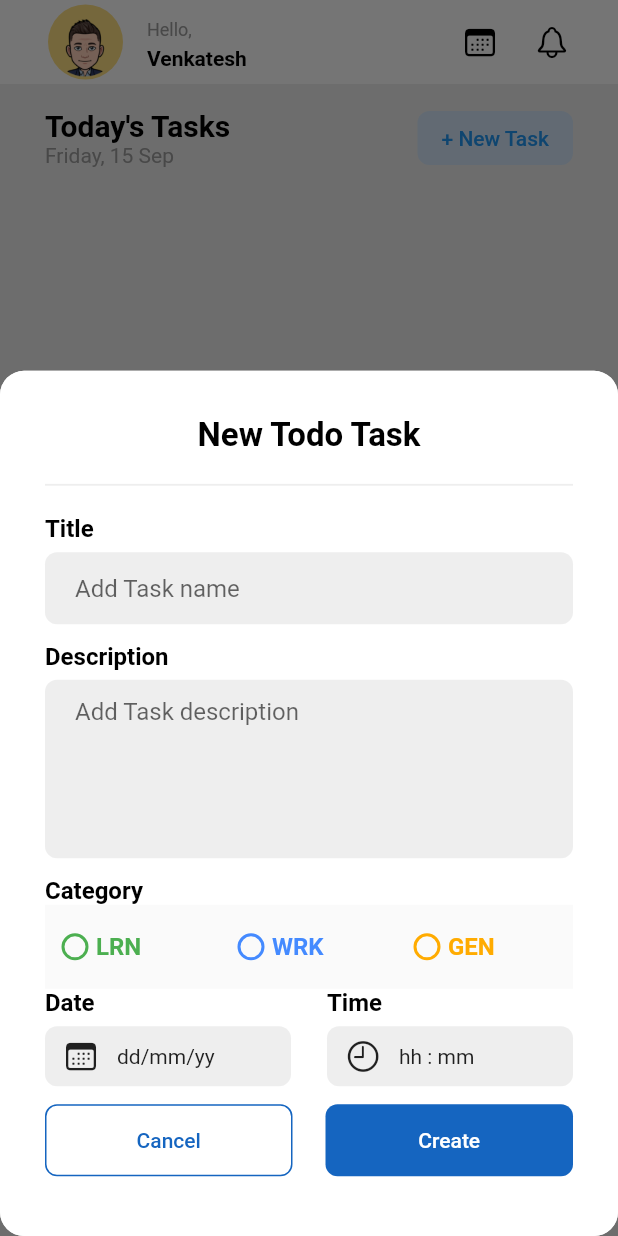
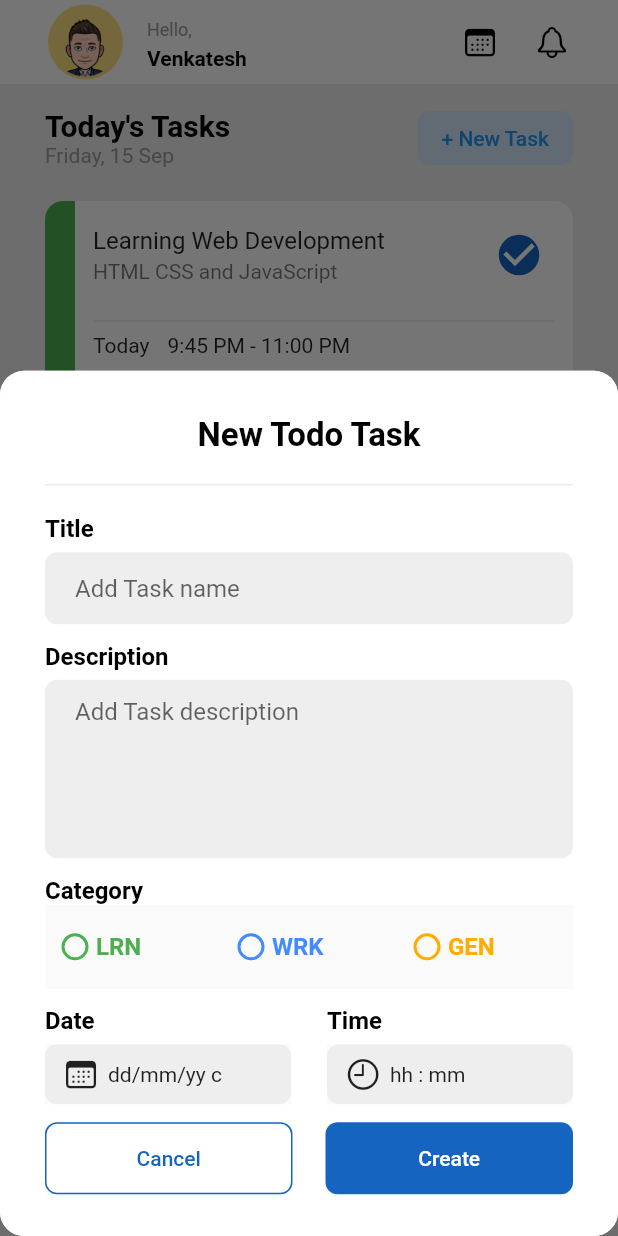
Before and after one commit to venkylm10/todo_riverpod, a Flutter app: the screen it shows after launch, after a tap on "+ New Task", on a phone screen of 412 x 824 dp. Run offline on Flutter 3.47's test engine with Material 2 defaults, Android fonts, the phone set to English and light mode, and no system bars; our stand-ins replace flutter_riverpod, gap.

Commit message:
added date and time providers

```diff
--- a/lib/pages/home_page.dart
+++ b/lib/pages/home_page.dart
@@ -108,6 +108,62 @@ class HomePage extends StatelessWidget {
                     child: const Text("+ New Task"),
                   )
                 ],
+              ),
+              Gap(18),
+              Container(
+                height: 130,
+                width: double.infinity,
+                decoration: BoxDecoration(
+                  color: Colors.white,
+                  borderRadius: BorderRadius.circular(12),
+                ),
+                child: Row(
+                  children: [
+                    Container(
+                      width: 20,
+                      decoration: BoxDecoration(
+                        color: Colors.green,
+                        borderRadius:
+                            BorderRadius.horizontal(left: Radius.circular(12)),
+                      ),
+                    ),
+                    Expanded(
+                      child: Padding(
+                        padding: const EdgeInsets.symmetric(horizontal: 12),
+                        child: Column(
+                          crossAxisAlignment: CrossAxisAlignment.start,
+                          children: [
+                            ListTile(
+                              contentPadding: EdgeInsets.zero,
+                              title: Text("Learning Web Development"),
+                              subtitle: Text("HTML CSS and JavaScript"),
+                              trailing: Transform.scale(
+                                scale: 1.5,
+                                child: Checkbox(
+                                  activeColor: Colors.blue.shade800,
+                                  value: true,
+                                  shape: CircleBorder(),
+                                  onChanged: (value) {},
+                                ),
+                              ),
+                            ),
+                            Divider(
+                              thickness: 1.5,
+                              color: Colors.grey.shade200,
+                            ),
+                            Row(
+                              children: [
+                                Text("Today"),
+                                Gap(12),
+                                Text("9:45 PM - 11:00 PM"),
+                              ],
+                            )
+                          ],
+                        ),
+                      ),
+                    ),
+                  ],
+                ),
               )
             ],
           ),
--- a/lib/pages/new_task.dart
+++ b/lib/pages/new_task.dart
@@ -2,10 +2,11 @@ import 'package:flutter/cupertino.dart';
 import 'package:flutter/material.dart';
 import 'package:flutter_riverpod/flutter_riverpod.dart';
 import 'package:gap/gap.dart';
+import 'package:intl/intl.dart';
 import 'package:todo_riverpod/constants/app_style.dart';
+import 'package:todo_riverpod/provider/date_time_provider.dart';
 import 'package:todo_riverpod/provider/radio_provider.dart';
 import 'package:todo_riverpod/widgets/radio_widget.dart';
-
 import '../widgets/date_time_widget.dart';
 import '../widgets/text_field_widget.dart';
 
@@ -16,8 +17,9 @@ class AddNewTaskModal extends ConsumerWidget {
 
   @override
   Widget build(BuildContext context, WidgetRef ref) {
+    final dateProv = ref.watch(dateProvider);
+    final timeProv = ref.watch(timeProvider);
     Size size = MediaQuery.of(context).size;
-    final radioCategory = ref.watch(radioProvider);
     return Container(
       padding: const EdgeInsets.all(30),
       height: size.height * 0.70,
@@ -76,34 +78,63 @@ class AddNewTaskModal extends ConsumerWidget {
                 child: RadioWidget(
                   title: "LRN",
                   categoryColor: Colors.green,
+                  valueInput: 1,
                 ),
               ),
               const Expanded(
                 child: RadioWidget(
                   title: "WRK",
                   categoryColor: Colors.blueAccent,
+                  valueInput: 2,
                 ),
               ),
               Expanded(
                 child: RadioWidget(
                   title: "GEN",
                   categoryColor: Colors.amberAccent.shade700,
+                  valueInput: 3,
                 ),
               ),
             ],
           ),
-          const Row(
+          Gap(12),
+          Row(
             children: [
               DateTimeWidget(
                 title: "Date",
                 icon: Icon(CupertinoIcons.calendar),
-                valueText: "dd/mm/yy",
+                valueText: dateProv,
+                onTap: () async {
+                  final getDate = await showDatePicker(
+                    context: context,
+                    initialDate: DateTime.now(),
+                    firstDate: DateTime.now(),
+                    lastDate: DateTime(DateTime.now().year + 1),
+                  );
+                  if (getDate != null) {
+                    final format = DateFormat.yMd();
+                    ref
+                        .read(dateProvider.notifier)
+                        .update((state) => format.format(getDate));
+                  }
+                },
               ),
               Gap(24),
               DateTimeWidget(
                 title: "Time",
                 icon: Icon(CupertinoIcons.time),
-                valueText: "hh : mm",
+                valueText: timeProv,
+                onTap: () async {
+                  final getTime = await showTimePicker(
+                    context: context,
+                    initialTime: TimeOfDay.now(),
+                  );
+                  if (getTime != null) {
+                    ref.read(timeProvider.notifier).update(
+                          (state) => getTime.format(context),
+                        );
+                  }
+                },
               ),
             ],
           ),
@@ -124,7 +155,7 @@ class AddNewTaskModal extends ConsumerWidget {
                     ),
                     padding: const EdgeInsets.symmetric(vertical: 16),
                   ),
-                  onPressed: () {},
+                  onPressed: () => Navigator.pop(context),
                   child: const Text("Cancel"),
                 ),
               ),
--- /dev/null
+++ b/lib/provider/date_time_provider.dart
@@ -0,0 +1,5 @@
+import 'package:flutter_riverpod/flutter_riverpod.dart';
+
+final dateProvider = StateProvider((ref) => 'dd/mm/yy c');
+
+final timeProvider = StateProvider((ref) => 'hh : mm');
--- a/lib/provider/radio_provider.dart
+++ b/lib/provider/radio_provider.dart
@@ -1,3 +1,12 @@
 import 'package:flutter_riverpod/flutter_riverpod.dart';
 
-final radioProvider = StateProvider<int>((ref) => 0);
+final radioProvider =
+    StateNotifierProvider<RadioCategory, int>((ref) => RadioCategory());
+
+class RadioCategory extends StateNotifier<int> {
+  RadioCategory() : super(0);
+
+  void update(int value) {
+    state = value;
+  }
+}
--- a/lib/widgets/date_time_widget.dart
+++ b/lib/widgets/date_time_widget.dart
@@ -7,11 +7,13 @@ class DateTimeWidget extends StatelessWidget {
   final String title;
   final Widget icon;
   final String valueText;
+  final VoidCallback onTap;
   const DateTimeWidget({
     super.key,
     required this.title,
     required this.valueText,
     required this.icon,
+    required this.onTap,
   });
 
   @override
@@ -25,21 +27,33 @@ class DateTimeWidget extends StatelessWidget {
             style: AppStyles.heading1,
           ),
           const Gap(6),
-          Container(
+          Material(
+            child: Ink(
+              decoration: BoxDecoration(
+                color: Colors.grey.shade200,
+                borderRadius: BorderRadius.circular(8),
+              ),
+              child: InkWell(
+                borderRadius: BorderRadius.circular(8),
+                onTap: () => onTap(),
+                child: Container(
                   padding: const EdgeInsets.symmetric(
                     horizontal: 12,
                     vertical: 8,
                   ),
                   decoration: BoxDecoration(
-              color: Colors.grey.shade200,
+                    color: Colors.transparent,
                     borderRadius: BorderRadius.circular(8),
                   ),
                   child: Row(
                     children: [
                       icon,
-                const Gap(12),
+                      const Gap(6),
                       Text(valueText),
                     ],
+                  ),
+                ),
+              ),
             ),
           )
         ],
--- a/lib/widgets/radio_widget.dart
+++ b/lib/widgets/radio_widget.dart
@@ -1,22 +1,28 @@
 import 'package:flutter/material.dart';
+import 'package:flutter_riverpod/flutter_riverpod.dart';
+import 'package:todo_riverpod/provider/radio_provider.dart';
 
-class RadioWidget extends StatelessWidget {
+class RadioWidget extends ConsumerWidget {
   final String title;
   final Color categoryColor;
+  final int valueInput;
   const RadioWidget({
     super.key,
     required this.title,
     required this.categoryColor,
+    required this.valueInput,
   });
 
   @override
-  Widget build(BuildContext context) {
+  Widget build(BuildContext context, WidgetRef ref) {
+    final radioCategory = ref.watch(radioProvider);
     return Material(
       child: Theme(
         data: ThemeData(
           unselectedWidgetColor: categoryColor,
         ),
         child: RadioListTile(
+          activeColor: categoryColor,
           contentPadding: EdgeInsets.zero,
           title: Transform.translate(
               offset: const Offset(-22, 0),
@@ -27,9 +33,11 @@ class RadioWidget extends StatelessWidget {
                   fontWeight: FontWeight.w700,
                 ),
               )),
-          value: 1,
-          groupValue: 0,
-          onChanged: (value) {},
+          value: valueInput,
+          groupValue: radioCategory,
+          onChanged: (value) {
+            ref.read(radioProvider.notifier).update(value!);
+          },
         ),
       ),
     );
--- a/pubspec.yaml
+++ b/pubspec.yaml
@@ -37,6 +37,7 @@ dependencies:
   cupertino_icons: ^1.0.2
   gap: ^3.0.1
   flutter_riverpod: ^2.4.0
+  intl: ^0.18.1
 
 dev_dependencies:
   flutter_test:
```
Also changed, not shown: pubspec.lock. Lines whose indentation alone changed are shown as unchanged.
